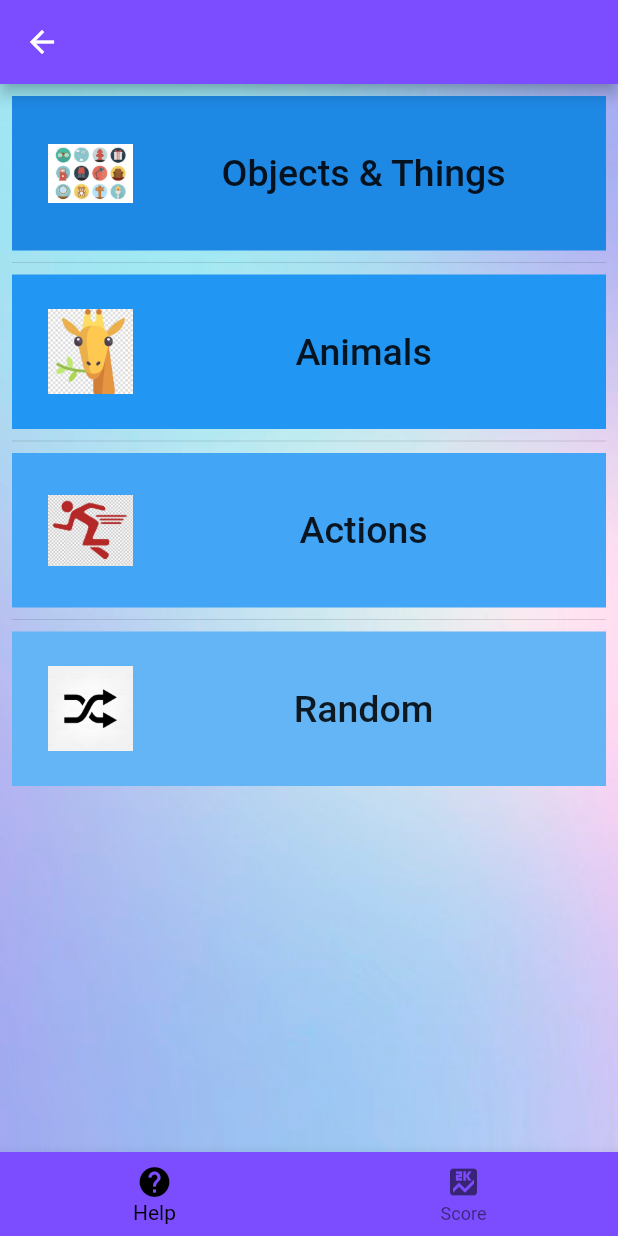
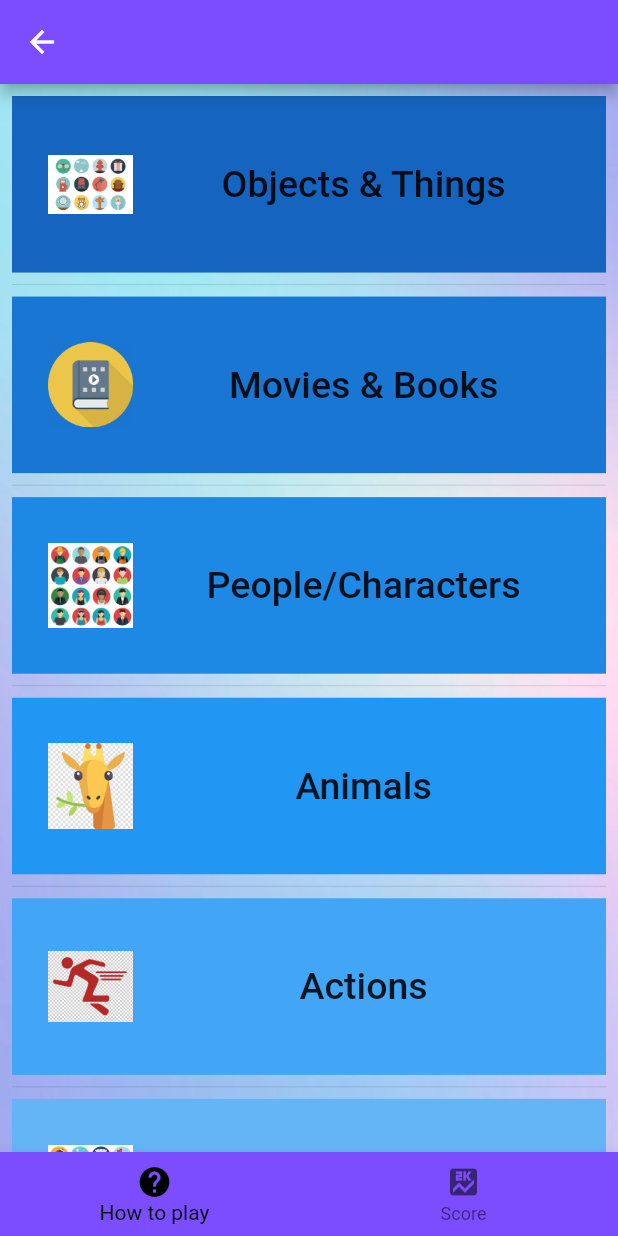
Before and after one commit to MarisabelC/act_it_out_v1, a Flutter app: the CategoryPage screen opened directly with empty values, on a phone screen of 412 x 824 dp. Run offline on Flutter 3.47's test engine with Material 2 defaults, Android fonts, the light colour scheme and no system bars; our stand-ins replace speech_to_text, wakelock.

Commit message:
Add new categories

```diff
--- a/lib/category.dart
+++ b/lib/category.dart
@@ -1,9 +1,8 @@
 import 'dart:math';
 
-class Category{
-
+class Category {
   int _index;
-  Set<String> _set ={};
+  Set<String> _set = {};
   Category(this._index);
 
   final categories = [
@@ -15,6 +14,8 @@ class Category{
       'rocket',
       'airplane',
       'ladder',
+      'alarm clock',
+      'disco',
       'lunchbox',
       'feet',
       'piano',
@@ -36,7 +37,7 @@ class Category{
       'flute',
       'pajamas',
       'rain',
-      'eartquake',
+      'earthquake',
       'nose',
       'ice cream cone',
       'glasses',
@@ -67,8 +68,198 @@ class Category{
       'toothbrush',
       'fork',
     ],
-    ['cat'],
-    ['running']
+    [
+      'the little mermaid',
+      'puss in boots',
+      'the very hungry caterpillar',
+      'planes',
+      'monsters inc',
+      'cars',
+      'hercules',
+      'edward scissorhands',
+      'mickey mouse',
+      'jack and the beanstalk',
+      'the lion king',
+      'superman',
+      'alice in wonderland',
+      'cinderella',
+      'the karate kid',
+      "charlotte's web",
+      'dumbo',
+      'home alone',
+      'pinocchio',
+      'spider man',
+      'super man',
+      'harry potter',
+      'rapunzel',
+      'moby dick',
+      'frozen',
+    ],
+    [
+      'vampire',
+      'the easter bunny',
+      'zombie',
+      'swimmer',
+      'captain hook',
+      'transformer',
+      'dancer',
+      'darth vader',
+      'the grinch',
+      'batman',
+      'magician',
+      'the three bears',
+      'pirates',
+      'giant',
+      'homer simpson',
+      'michael jackson',
+      'harry potter',
+      'woody',
+      'snow white',
+      'pinocchio',
+      'dumbo',
+      'rapunzel',
+      'hulk',
+      'luke',
+      'captain america',
+      'wonder woman',
+      'spider man'
+    ],
+    [
+      'cat',
+      'alligator',
+      'chicken',
+      'cow',
+      'dog',
+      'mosquito',
+      'turtle',
+      'rabbit',
+      'bird',
+      'kangaroo',
+      'shark',
+      'chimpanzee',
+      'snake',
+      'duck',
+      'cat',
+      'frog',
+      'spider',
+      'penguin',
+      'pig',
+      'elephant',
+      'fish',
+      'beaver',
+      'fox',
+      'cheetah',
+      'camel',
+      'dolphin',
+      'elephant',
+      'horse',
+      'whale'
+    ],
+    [
+      'running',
+      'tapdancing',
+      'clapping',
+      'whispering',
+      'hide and seek',
+      'giggling',
+      'making sandwich',
+      'hitting baseball',
+      'jumping',
+      'thinking',
+      'sneezing',
+      'bouncing',
+      'pinching',
+      'waving',
+      'taking a selfie',
+      'drinking',
+      'making a cup of tea',
+      'scrolling on a phone',
+      'playing video game',
+      'cheering',
+      'reaching',
+      'going on a rollercoaster',
+      'juggling',
+      'crying',
+      'high jump',
+      'drawing',
+      'washing hair',
+      'kissing',
+      'hugging',
+      'skipping',
+      'going to bed',
+      'praying',
+      'horse riding',
+      'brushing hair',
+      'baking a cake',
+      'winking',
+      'stomping',
+      'kicking',
+      'haircut',
+      'putting on makeup',
+      'flossing teeth',
+      'sprinting',
+      'pitching a baseball',
+      'farting',
+      'going to the bathroom',
+      'walking up stairs',
+      'reading',
+      'jump rope',
+      'hiccup',
+      'reading the newspaper',
+      'washing the dog',
+      'reading a magazine',
+      'eating spaguetti',
+      'flying',
+      'miming',
+      'hula hooping',
+      'cleaning teeth',
+      'vacumming',
+      'singing karaoke',
+      'rowing',
+      'blinking',
+      'mowing the lawn',
+      'watering the garden',
+      'coughing',
+      'stopping',
+      'having a nightmare'
+    ],
+    [
+      'wrestling',
+      'horse racing',
+      'car racing',
+      'high jumping',
+      'kayaking',
+      'surfing',
+      'yoga',
+      'badminton',
+      'aerobics',
+      'ping pong',
+      'fishing',
+      'soccer',
+      'baseball',
+      'football',
+      'ice hockey',
+      'cricket',
+      'tennis',
+      'ice skating',
+      'karate',
+      'triathlon',
+      'golf',
+      'baskeball',
+      'swimming',
+      'hockey',
+      'archery',
+      'skateboarding',
+      'bowling',
+      'boxing',
+      'curling',
+      'fencing',
+      'fitness',
+      'gymnastics',
+      'volleyball',
+      'weightlifting',
+      'spinning',
+    ]
   ];
 
   int _generateRandomNumber(int max) {
@@ -76,21 +267,23 @@ class Category{
     return rng.nextInt(max);
   }
 
-  void resetCategory(){
-    _set={};
+  void resetCategory() {
+    _set = {};
   }
 
-  String getNextWord(){
-    int size =  categories[_index].length;
-    String word = categories[_index][_generateRandomNumber(size)];
+  String getNextWord() {
+    var index= _index;
+    if (_index == categories.length)
+      index = _generateRandomNumber(categories.length);
+
+    int size = categories[index].length;
+    String word = categories[index][_generateRandomNumber(size)];
     if (!_set.contains(word)) {
       _set.add(word);
       return word;
     }
-    if ( size > _set.length)
-      return getNextWord();
+    if (size > _set.length) return getNextWord();
 
     return null;
-
   }
 }
--- a/lib/categoryPage.dart
+++ b/lib/categoryPage.dart
@@ -3,59 +3,69 @@ import 'package:flutter/cupertino.dart';
 import 'gamePage.dart';
 import 'category.dart';
 import 'scorePage.dart';
-
+import 'helpPage.dart';
 
 class CategoryPage extends StatefulWidget {
-  CategoryPage({Key key, this.title,this.language,this.teams,this.startTime}) : super(key: key);
+  CategoryPage({Key key, this.title, this.language, this.teams, this.startTime})
+      : super(key: key);
   final String title;
-  final teams;
-  final language;
-  final startTime;
+  var teams;
+  var language;
+  var startTime;
+  final ScorePage _scorePage = ScorePage(
+    title: 'Score',
+    teams: [],
+  );
+
   @override
   _CategoryPageState createState() => _CategoryPageState();
 }
 
 class _CategoryPageState extends State<CategoryPage> {
-  final entries = ['Objects & Things', 'Animals', 'Actions', 'Random'];
+  final entries = [
+    'Objects & Things',
+    'Movies & Books',
+    'People/Characters',
+    'Animals',
+    'Actions',
+    'Sports',
+    'Random'
+  ];
   final icons = [
     'images/object.jpg',
+    'images/movie_book.png',
+    'images/people.jpg',
     'images/giraffe.jpg',
     'images/action.jpg',
+    'images/sport.jpg',
     'images/random.jpg'
   ];
-  final colorCodes = [600, 500, 400, 300];
+  final colorCodes = [800, 700, 600, 500, 400, 300, 200];
 
   var _backgroundColor = Colors.deepPurpleAccent;
   int _selectedIndex = 0;
-  ScorePage _scorePage = ScorePage( title: 'Score',);
-
 
   static const TextStyle optionStyle =
       TextStyle(fontSize: 30, fontWeight: FontWeight.bold);
 
-
   void _onItemTapped(int index) {
     switch (index) {
       case 0:
-//        Navigator.push(
-//          context,
-//          CupertinoPageRoute(
-//              builder: (context) => SettingPage(
-//                title: 'Setting',
-//              )),
-//        );
-        break;
-      case 1:
-//        _scorePage.setVisiblility(false);
         Navigator.push(
           context,
           CupertinoPageRoute(
-              builder: (context) => _scorePage));
+              builder: (context) => HelpPage(
+                    title: 'How to play',
+                  )),
+        );
+        break;
+      case 1:
+        widget._scorePage.teams = [];
+        Navigator.push(context,
+            CupertinoPageRoute(builder: (context) => widget._scorePage));
         break;
     }
   }
-
-
 
   @override
   Widget build(BuildContext context) {
@@ -77,7 +87,7 @@ class _CategoryPageState extends State<CategoryPage> {
           itemCount: entries.length,
           itemBuilder: (BuildContext context, int index) {
             return Container(
-              height: MediaQuery.of(context).size.height / (entries.length * 2),
+              height: MediaQuery.of(context).size.height / (entries.length),
               color: Colors.blue[colorCodes[index]],
               child: FlatButton(
                 child: Row(
@@ -87,7 +97,7 @@ class _CategoryPageState extends State<CategoryPage> {
                       child: IconButton(
                         icon: Image.asset(icons[index]),
                         iconSize: MediaQuery.of(context).size.height /
-                            (entries.length * 3),
+                            (entries.length * 2),
                       ),
                     ),
                     Expanded(
@@ -105,12 +115,15 @@ class _CategoryPageState extends State<CategoryPage> {
                 onPressed: () {
                   Category category = new Category(index);
                   Navigator.push(
-                    context,
-                    CupertinoPageRoute(
-                        builder: (context) => GamePage(category: category,
-                              title: '',teams:widget.teams,language:widget.language,startTime:widget.startTime,scorePage:_scorePage
-                            )),
-                  );
+                      context,
+                      CupertinoPageRoute(
+                          builder: (context) => GamePage(
+                              category: category,
+                              title: '',
+                              teams: widget.teams,
+                              language: widget.language,
+                              startTime: widget.startTime,
+                              scorePage: widget._scorePage)));
                 },
               ),
             );
@@ -124,7 +137,7 @@ class _CategoryPageState extends State<CategoryPage> {
         items: const <BottomNavigationBarItem>[
           BottomNavigationBarItem(
             icon: Icon(Icons.help),
-            title: Text('Help'),
+            title: Text('How to play'),
           ),
           BottomNavigationBarItem(
             icon: Icon(Icons.score),
```
Also changed, not shown: pubspec.yaml (+9 -1 lines), images/movie_book.png (added), images/people.jpg (added), images/sport.jpg (added), pubspec.lock, 1 other file.
